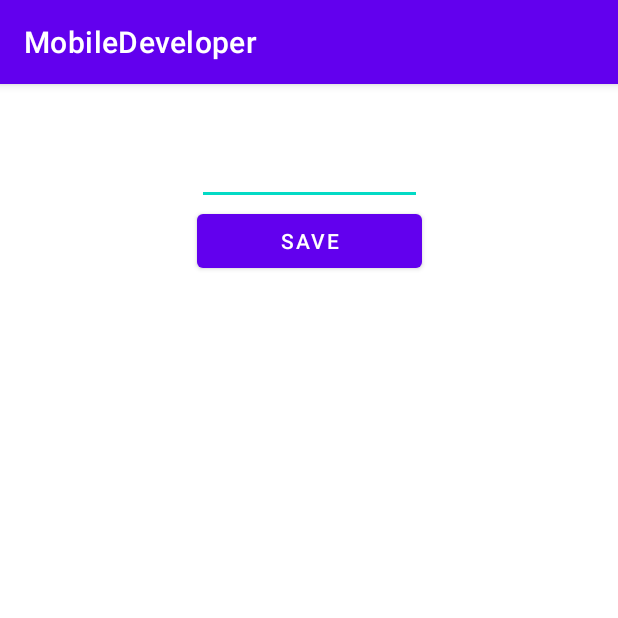
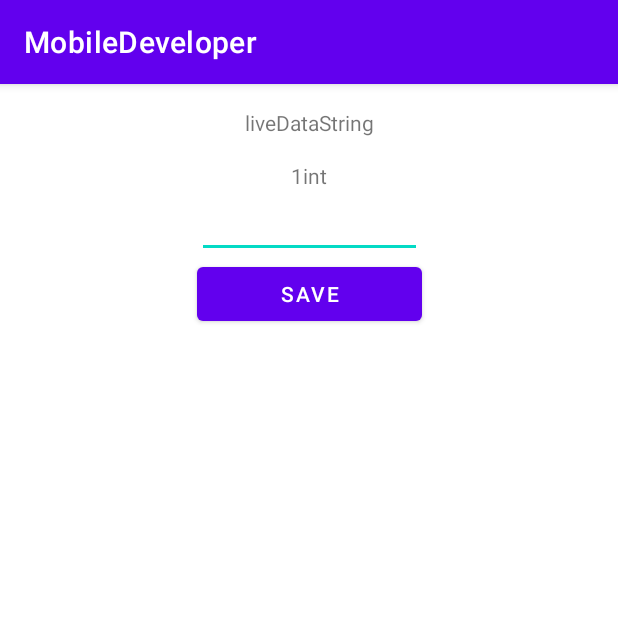
Before and after one commit to artem-inkaz/MobileDeveloper, an Android app: the screen it shows after launch (MainActivity), after a tap on "SAVE", on a phone screen of 412 x 824 dp, the top half of it. Run offline under Robolectric (Android 15) with nearby library versions, the phone set to English and light mode, and no system bars; 1 statement that could not run was skipped.

Commit message:
LiveData, Transformations.map

```diff
--- a/app/src/main/java/com/example/mobiledeveloper/MainActivity.kt
+++ b/app/src/main/java/com/example/mobiledeveloper/MainActivity.kt
@@ -5,6 +5,7 @@ import android.os.Bundle
 import androidx.lifecycle.Lifecycle
 import androidx.lifecycle.MutableLiveData
 import androidx.lifecycle.Observer
+import androidx.lifecycle.Transformations
 import kotlinx.android.synthetic.main.activity_main.*
 import kotlinx.coroutines.CoroutineScope
 import kotlinx.coroutines.Dispatchers
@@ -12,41 +13,44 @@ import kotlinx.coroutines.launch
 
 class MainActivity : AppCompatActivity() {
 
-    private val getData = GetData()
-
-    val myLiveData = MyLiveData()
-    //создаем observer отдельно
-    lateinit var observer : Observer<String>
-
+    var liveDataString = MutableLiveData<String>()
+    var liveDataInt = MutableLiveData<Int>()
 
     override fun onCreate(savedInstanceState: Bundle?) {
         super.onCreate(savedInstanceState)
         setContentView(R.layout.activity_main)
 
-        //инициализация observer
-        observer = Observer {
-            testText1.text=it
-        }
+           liveDataString.value = "liveDataString"
+            liveDataInt.value = 1
 
-        //наблюдатель Livedata, видим изменения и сразу реагируем
-//        myLiveData.observe(this, Observer {
-//            //здесь обрабатывается какой-то код изменения
-//            testText1.text=it
-//        })
+        testText.text =liveDataString.value + "string"
+        testText1.text =liveDataInt.value.toString() + "int"
 
-        buttonSafe.setOnClickListener {
-            myLiveData.setValueToLiveData(edit_text.text.toString())
-        }
-    }
+        //кнопка по которой будет преобразование типов из String в Int
+       buttonSafe.setOnClickListener {
+           liveDataString = Transformations.map(liveDataInt){
+               it.toString()
+           } as MutableLiveData<String>
 
-    override fun onStart() {
-        super.onStart()
-        myLiveData.observe(this,observer)
-    }
+           liveDataString.observe(this, Observer {
+               testText.text=it
 
-    override fun onStop() {
-        super.onStop()
-        myLiveData.removeObserver(observer)
+           })
+       }
+
+        //кнопка по которой будет преобразование типов из Int в String
+//        buttonSafe.setOnClickListener {
+//            liveDataInt = Transformations.map(liveDataString){
+//                it.toInt()
+//            } as MutableLiveData<Int>
+//
+//            liveDataString.observe(this, Observer {
+//                testText.text=it
+//
+//            })
+//        }
+
+
     }
 
 }
--- a/app/src/main/res/layout/activity_main.xml
+++ b/app/src/main/res/layout/activity_main.xml
@@ -7,14 +7,24 @@
     tools:context=".MainActivity">
 
     <TextView
-        android:id="@+id/testText1"
+        android:id="@+id/testText"
         android:layout_width="wrap_content"
         android:layout_height="wrap_content"
-        android:text="Hello World!"
+        android:text="LiveDataString"
         android:layout_margin="16dp"
         app:layout_constraintLeft_toLeftOf="parent"
         app:layout_constraintRight_toRightOf="parent"
         app:layout_constraintTop_toTopOf="parent" />
+
+    <TextView
+        android:id="@+id/testText1"
+        android:layout_width="wrap_content"
+        android:layout_height="wrap_content"
+        android:text="LiveDataInt"
+        android:layout_margin="16dp"
+        app:layout_constraintLeft_toLeftOf="parent"
+        app:layout_constraintRight_toRightOf="parent"
+        app:layout_constraintTop_toBottomOf="@+id/testText" />
 
     <EditText
         android:id="@+id/edit_text"
```
